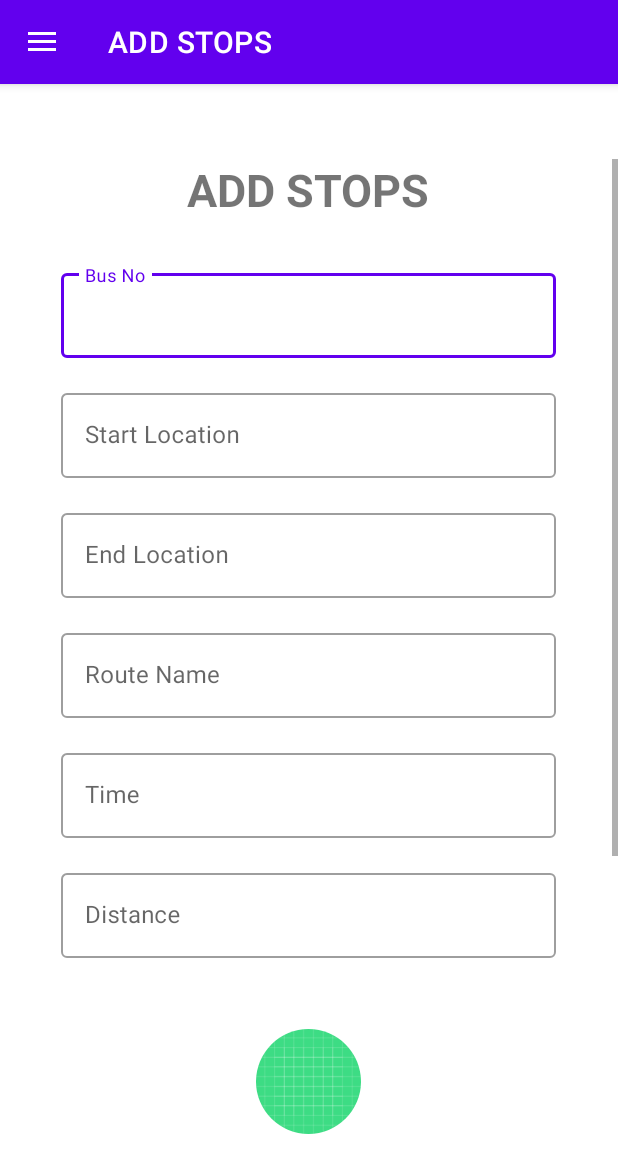
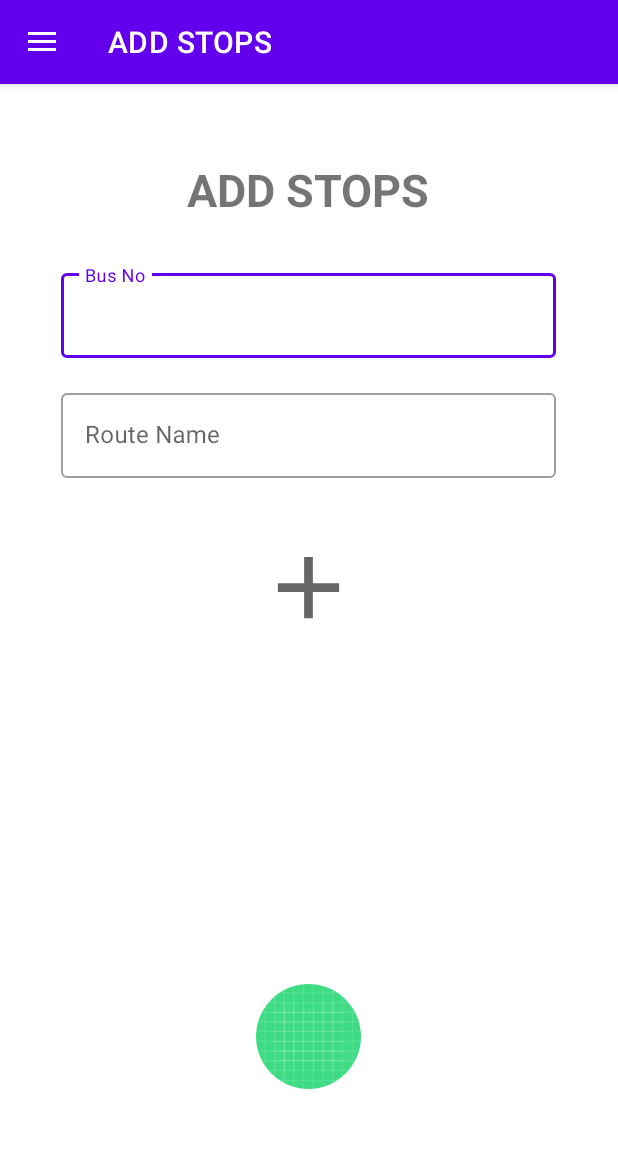
Before and after one commit to wajihasiddiqui/Find_Bus_With_Or_Without_Internet, an Android app: the screen it shows after launch (AdminSideNavigationActivity), in the side drawer, after a tap on "Add Bus Stops", on a phone screen of 412 x 824 dp. Shown: the top 1173 px of the screen. Run offline under Robolectric (Android 15) with nearby library versions, the phone set to English and light mode, and no system bars; our stand-ins replace navigation-ui; libraries missing offline, so code that uses them is left out: com.mikhaellopez.circularimageview; plain views replace CircularImageView; 2 statements that could not run were skipped.

Commit message:
Dynamic Add TextBox

```diff
--- a/app/src/main/java/com/example/city_bus/FatchData/FatchPlacesActivity.java
+++ b/app/src/main/java/com/example/city_bus/FatchData/FatchPlacesActivity.java
@@ -8,10 +8,8 @@ import android.database.Cursor;
 import android.os.Bundle;
 
 import com.example.city_bus.R;
-import com.example.city_bus.adapter.busadapter;
 import com.example.city_bus.adapter.placeadapter;
 import com.example.city_bus.database.BusesDatabase;
-import com.example.city_bus.model.Buses;
 import com.example.city_bus.model.Places;
 
 import java.util.ArrayList;
--- a/app/src/main/java/com/example/city_bus/admin/AdminSideNavigation/ui/addroute/StopsAddFragment.java
+++ b/app/src/main/java/com/example/city_bus/admin/AdminSideNavigation/ui/addroute/StopsAddFragment.java
@@ -8,20 +8,56 @@ import androidx.annotation.NonNull;
 import androidx.annotation.Nullable;
 import androidx.fragment.app.Fragment;
 
+import android.view.Gravity;
 import android.view.LayoutInflater;
 import android.view.View;
 import android.view.ViewGroup;
+import android.widget.Button;
+import android.widget.EditText;
+import android.widget.LinearLayout;
 
 import com.example.city_bus.R;
+import com.google.android.material.textfield.TextInputEditText;
+import com.google.android.material.textfield.TextInputLayout;
+import com.mikhaellopez.circularimageview.CircularImageView;
 
 public class StopsAddFragment extends Fragment {
+
+   // LinearLayout layoutlist;
+    static int totalEditTexts = 0;
 
 
     @Override
     public View onCreateView(@NonNull LayoutInflater inflater, @Nullable ViewGroup container,
                              @Nullable Bundle savedInstanceState) {
-        return inflater.inflate(R.layout.route_add_fragment, container, false);
+        View view =inflater.inflate(R.layout.route_add_fragment, container, false);
+
+        LinearLayout layoutlist = (LinearLayout)view.findViewById(R.id.listlayout);
+        CircularImageView addtextbox = (CircularImageView)view.findViewById(R.id.addtb);
+
+        addtextbox.setOnClickListener(new View.OnClickListener() {
+            @Override
+            public void onClick(View v) {
+                addbox();
+            }
+
+            private void addbox() {
+                totalEditTexts++;
+                if (totalEditTexts > 100)
+                    return;
+                View box = getLayoutInflater().inflate(R.layout.row_add_tvstop,null,false);
+                layoutlist.addView(box);
+
+            }
+
+        });
+
+
+        return view;
+
+
     }
 
 
+
 }
--- a/app/src/main/java/com/example/city_bus/database/BusesDatabase.java
+++ b/app/src/main/java/com/example/city_bus/database/BusesDatabase.java
@@ -62,8 +62,6 @@ public class BusesDatabase extends SQLiteOpenHelper {
         return cur;
     }
 
-
-
     public boolean InsertPlace(String Place){
 
         SQLiteDatabase db = this.getWritableDatabase();
@@ -79,12 +77,10 @@ public class BusesDatabase extends SQLiteOpenHelper {
 
     }
 
-
-
     public Cursor GetAllDataPlace(){
 
         SQLiteDatabase db = this.getReadableDatabase();
-         Cursor cur = db.rawQuery("SELECT * FROM Places", null);
+        Cursor cur = db.rawQuery("SELECT * FROM Places", null);
         return cur;
 
     }
--- a/app/src/main/res/layout/route_add_fragment.xml
+++ b/app/src/main/res/layout/route_add_fragment.xml
@@ -54,41 +54,6 @@
                 android:layout_width="330dp"
                 android:layout_height="70dp"
                 android:layout_marginTop="10dp"
-                android:hint="Start Location"
-                style="@style/Widget.MaterialComponents.TextInputLayout.OutlinedBox">
-
-
-                <com.google.android.material.textfield.TextInputEditText
-                    android:layout_width="match_parent"
-                    android:layout_height="wrap_content"
-                    />
-
-            </com.google.android.material.textfield.TextInputLayout>
-
-
-
-            <com.google.android.material.textfield.TextInputLayout
-                android:id="@+id/endLocation"
-                android:layout_width="330dp"
-                android:layout_height="70dp"
-                android:layout_marginTop="10dp"
-                android:hint="End Location"
-                style="@style/Widget.MaterialComponents.TextInputLayout.OutlinedBox">
-
-
-                <com.google.android.material.textfield.TextInputEditText
-                    android:layout_width="match_parent"
-                    android:layout_height="wrap_content"
-                    />
-
-            </com.google.android.material.textfield.TextInputLayout>
-
-
-            <com.google.android.material.textfield.TextInputLayout
-                android:id="@+id/routeName"
-                android:layout_width="330dp"
-                android:layout_marginTop="10dp"
-                android:layout_height="70dp"
                 android:hint="Route Name"
                 style="@style/Widget.MaterialComponents.TextInputLayout.OutlinedBox">
 
@@ -100,50 +65,22 @@
 
             </com.google.android.material.textfield.TextInputLayout>
 
+            <LinearLayout
+                android:id="@+id/listlayout"
+                android:layout_width="wrap_content"
+                android:layout_height="wrap_content"
+                android:orientation="vertical">
 
-            <com.google.android.material.textfield.TextInputLayout
-                android:id="@+id/time"
-                android:layout_width="330dp"
-                android:layout_height="70dp"
-                android:layout_marginTop="10dp"
-                android:hint="Time"
-                style="@style/Widget.MaterialComponents.TextInputLayout.OutlinedBox">
-
-
-                <com.google.android.material.textfield.TextInputEditText
-                    android:layout_width="match_parent"
-                    android:layout_height="wrap_content"
-                    />
-
-            </com.google.android.material.textfield.TextInputLayout>
-
-
-            <com.google.android.material.textfield.TextInputLayout
-                android:id="@+id/distance"
-                android:layout_width="330dp"
-                android:layout_height="70dp"
-                android:layout_marginTop="10dp"
-                android:hint="Distance"
-                style="@style/Widget.MaterialComponents.TextInputLayout.OutlinedBox">
-
-
-                <com.google.android.material.textfield.TextInputEditText
-                    android:layout_width="match_parent"
-                    android:layout_height="wrap_content"
-                    />
-
-            </com.google.android.material.textfield.TextInputLayout>
-
-
+            </LinearLayout>
             <com.mikhaellopez.circularimageview.CircularImageView
-                android:id="@+id/adddBus"
+                android:id="@+id/addtb"
                 android:layout_width="70dp"
                 android:layout_height="70dp"
-                android:layout_marginTop="40dp"
-                android:src="@drawable/ic_launcher_background">
+                android:layout_gravity="center"
+                android:layout_marginTop="30dp"
+                android:src="@drawable/ic_baseline_add_24">
 
             </com.mikhaellopez.circularimageview.CircularImageView>
-
 
 
         </LinearLayout>
@@ -155,7 +92,6 @@
         android:layout_width="70dp"
         android:layout_height="70dp"
         android:layout_gravity="center"
-        android:layout_marginTop="30dp"
         android:src="@drawable/ic_launcher_background">
 
     </com.mikhaellopez.circularimageview.CircularImageView>
--- /dev/null
+++ b/app/src/main/res/layout/row_add_tvstop.xml
@@ -0,0 +1,24 @@
+<?xml version="1.0" encoding="utf-8"?>
+<LinearLayout
+    xmlns:android="http://schemas.android.com/apk/res/android" android:layout_width="match_parent"
+    android:layout_height="match_parent"
+    >
+
+
+    <com.google.android.material.textfield.TextInputLayout
+        android:id="@+id/stop"
+        android:layout_width="330dp"
+        android:layout_height="70dp"
+        android:layout_marginTop="10dp"
+        android:hint="Bus Stop"
+        style="@style/Widget.MaterialComponents.TextInputLayout.OutlinedBox">
+
+
+        <com.google.android.material.textfield.TextInputEditText
+            android:layout_width="match_parent"
+            android:layout_height="wrap_content"
+            />
+
+    </com.google.android.material.textfield.TextInputLayout>
+
+</LinearLayout>
```
